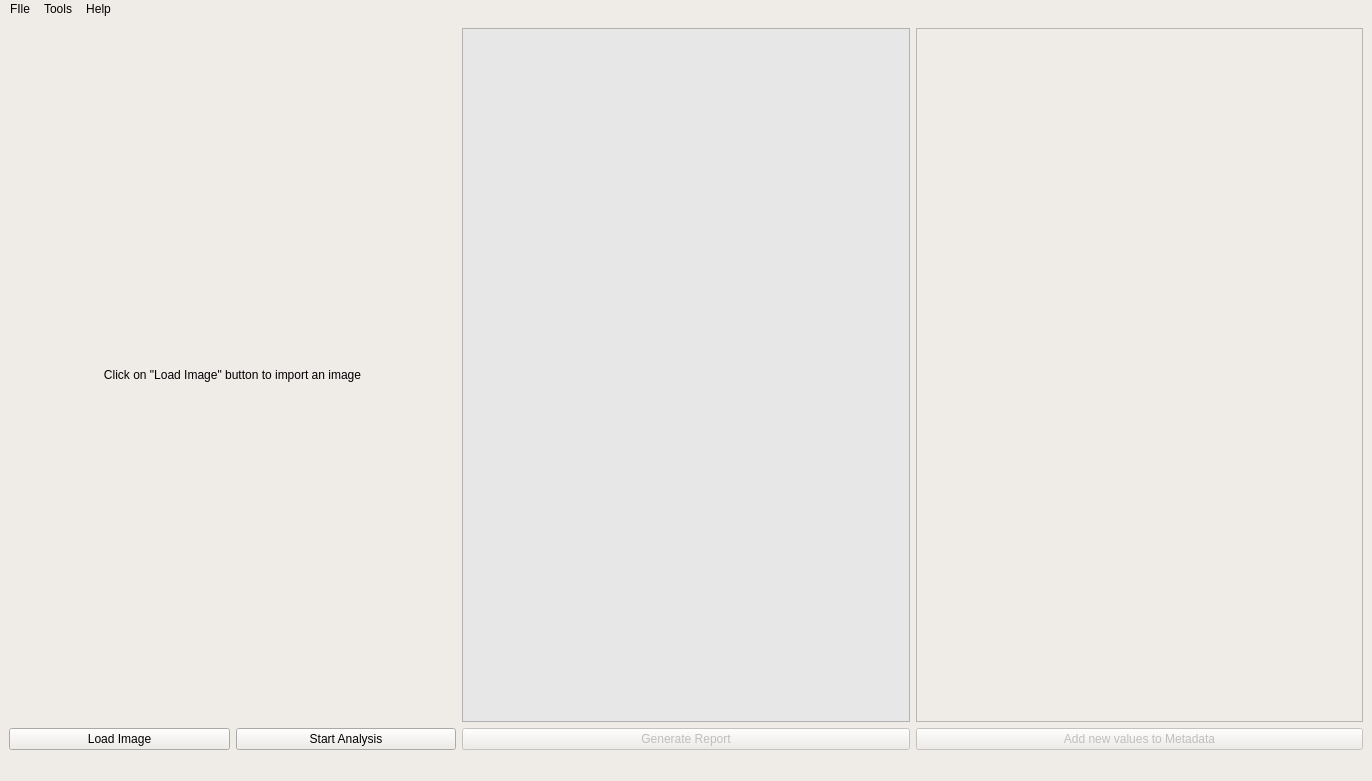
Old version of the form source/application/assets/Qt_Designer_Layout.ui in the repository ahmadhmirza/AD-VEDD.
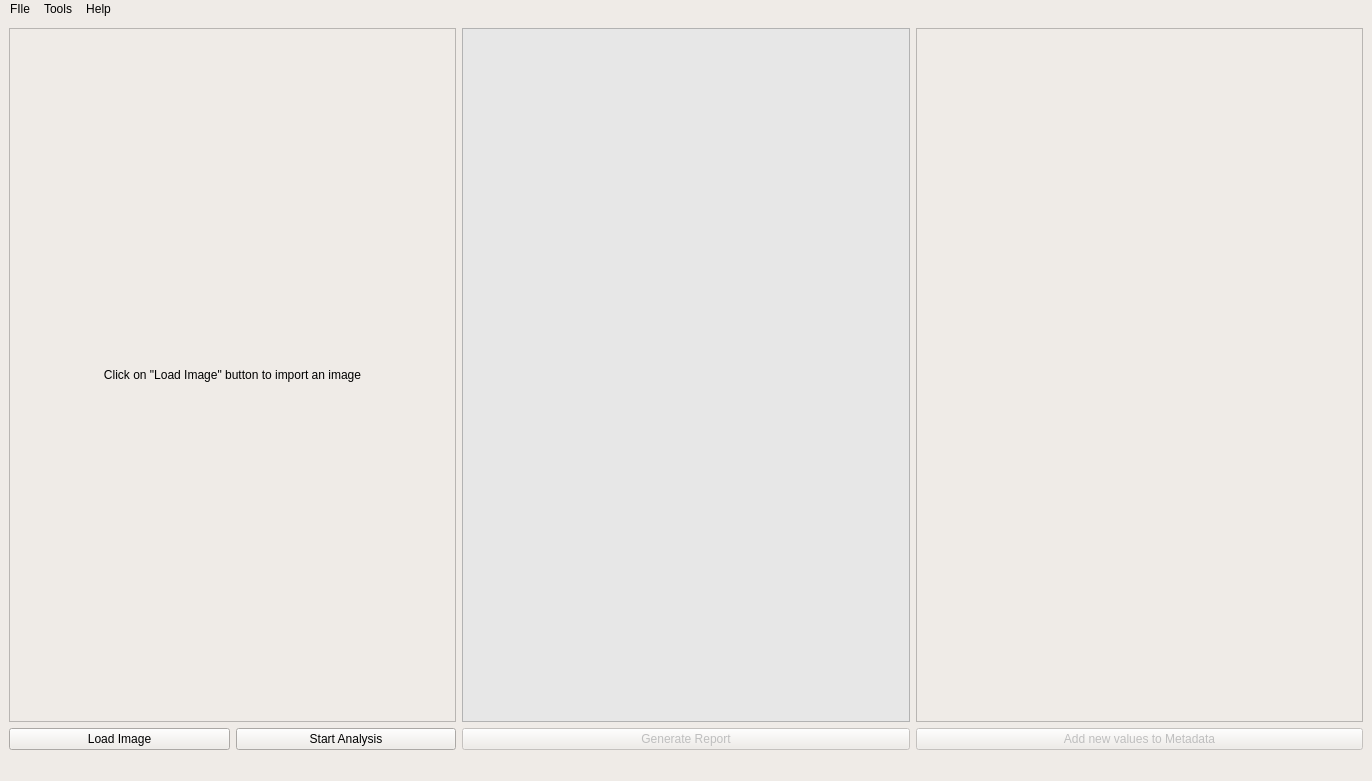
New version of the form.

```diff
--- a/source/application/assets/Qt_Designer_Layout.ui
+++ b/source/application/assets/Qt_Designer_Layout.ui
@@ -193,6 +193,9 @@
         <property name="styleSheet">
          <string notr="true"/>
         </property>
+        <property name="frameShape">
+         <enum>QFrame::StyledPanel</enum>
+        </property>
         <property name="text">
          <string>Click on &quot;Load Image&quot; button to import an image</string>
         </property>
```
Left out of the diff: 30 changed lines with no effect on the pictures.
